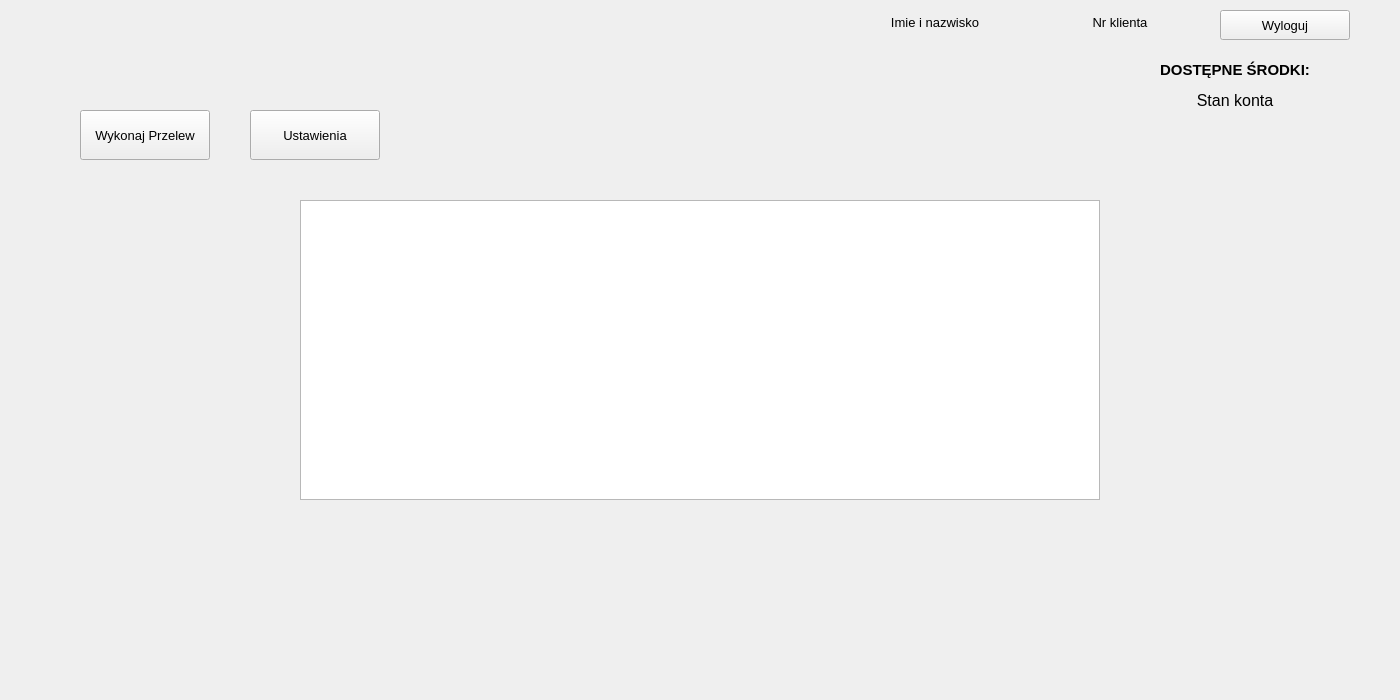
damman96/OnlineBankingSimulator, file widget.ui: the form before one commit.
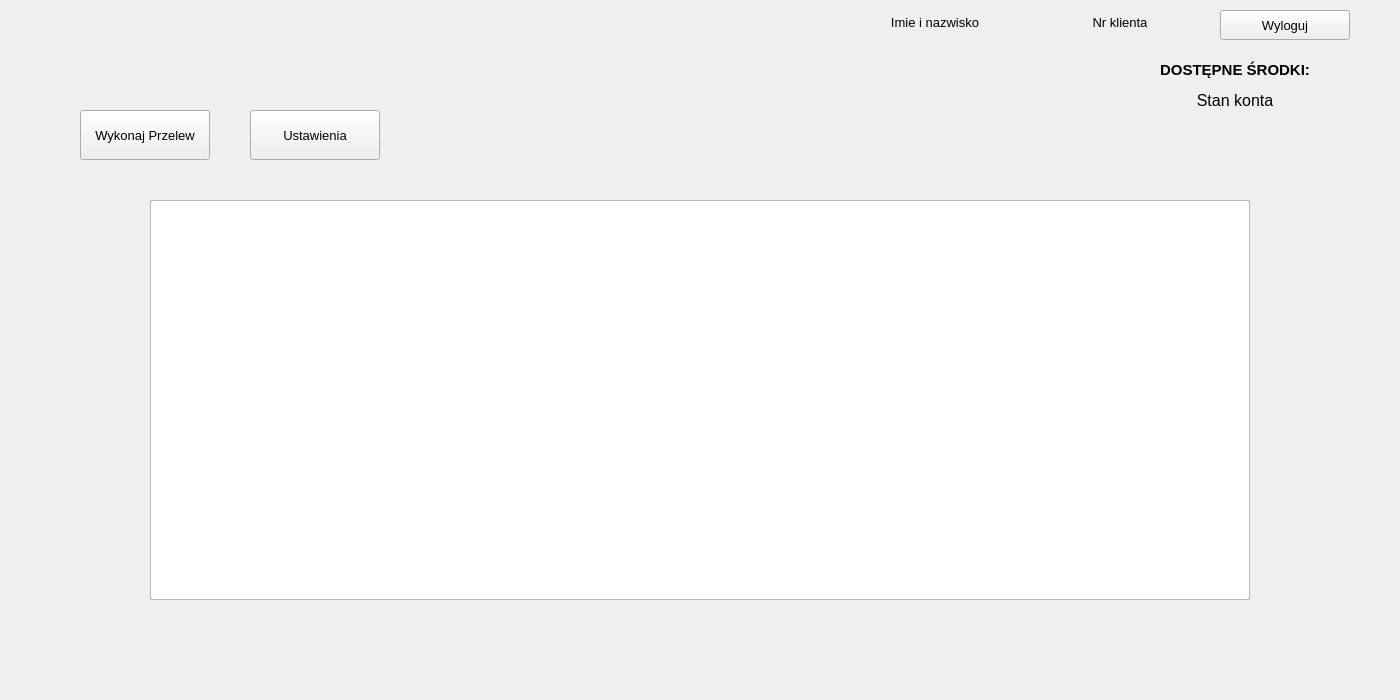
The form after the commit. The open tabs and pages were chosen to show the change.

Commit message: correct database and ui in main page

The edit to the form file:
```diff
--- a/widget.ui
+++ b/widget.ui
@@ -265,10 +265,10 @@
     <widget class="QTableView" name="transactionTable">
      <property name="geometry">
       <rect>
-       <x>300</x>
+       <x>150</x>
        <y>200</y>
-       <width>800</width>
-       <height>300</height>
+       <width>1100</width>
+       <height>400</height>
       </rect>
      </property>
      <property name="font">
```
The commit also changes 3 other files.
